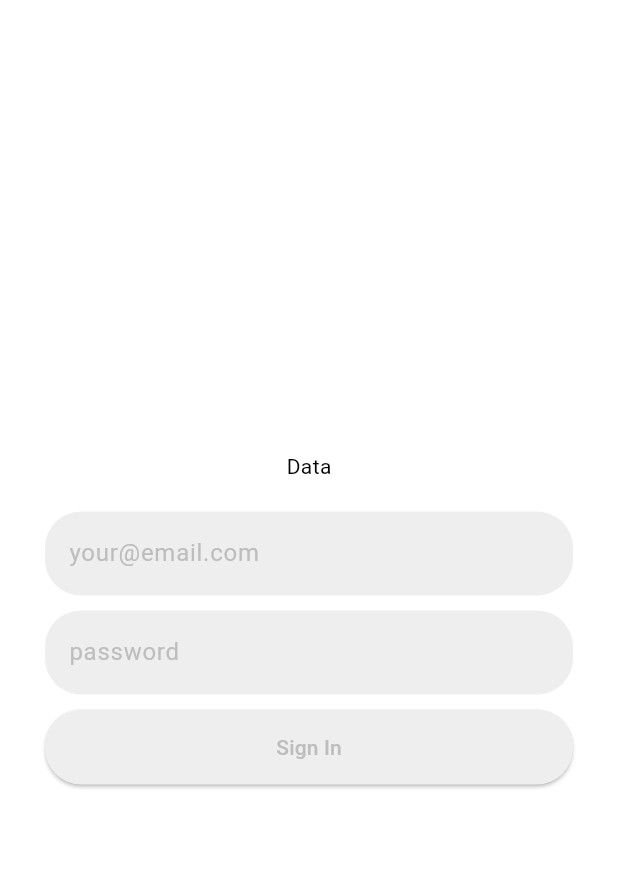
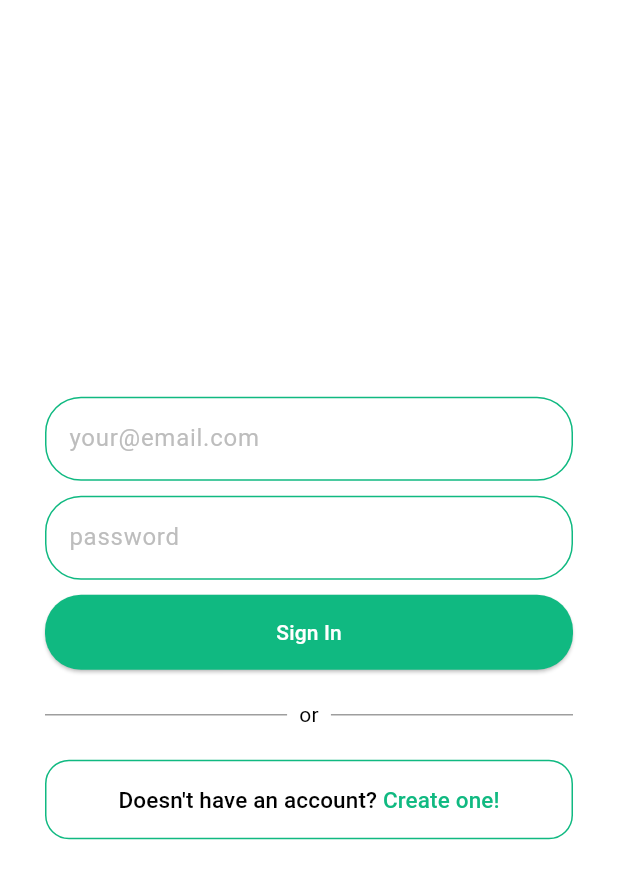
Before and after one commit to VitorFranciscoDev/currency-converter-app, a Flutter app: the screen it shows after launch, on a phone screen of 412 x 824 dp. Shown: the top 879 px of the screen. Run offline on Flutter 3.47's test engine with Material 3 defaults, Android fonts, the phone set to English and light mode, and no system bars; our stand-ins replace shared_preferences, sqflite; accounts and stored records are empty.

Commit message:
feat: login and register screens done

```diff
--- /dev/null
+++ b/lib/core/constants/default.dart
@@ -0,0 +1,10 @@
+import 'package:flutter/material.dart';
+
+// Defaults for Theme and Language
+class Default {
+  // Default Locale
+  static const Locale defaultLocale = Locale('en', 'US');
+
+  // Default Theme Mode
+  static const ThemeMode defaultThemeMode = ThemeMode.light;
+}
--- a/lib/core/intl/intl_state.dart
+++ b/lib/core/intl/intl_state.dart
@@ -1,20 +1,17 @@
+import 'package:currency_converter/core/constants/default.dart';
 import 'package:currency_converter/core/constants/shared_preferences_keys.dart';
 import 'package:flutter/material.dart';
 import 'package:shared_preferences/shared_preferences.dart';
 
 // Provider to manage the Internalization of the Application
 class IntlProvider extends ChangeNotifier {
-
   // Contructor (Load Intl Data)
   IntlProvider() {
     _initializeLanguage();
   }
 
-  // Default Locale (English)
-  static const Locale _defaultLocale = Locale('en', 'US');
-
   // Current Locale
-  Locale _currentLocale = _defaultLocale;
+  Locale _currentLocale = Default.defaultLocale;
   Locale get currentLocale => _currentLocale;
 
   // Is Initialized Boolean
@@ -25,50 +22,16 @@ class IntlProvider extends ChangeNotifier {
   bool _isLoading = false;
   bool get isLoading => _isLoading;
 
-  // Supported Locales by the Application
-  List<Locale> get supportedLocales => const [
-    Locale('en', 'US'),
-    Locale('pt', 'BR'),
-    Locale('es', 'ES'),
-  ];
-
-  // Supported Locales Codes
-  List<String> get supportedLanguageCodes => ['en', 'pt', 'es'];
-
-  // Current Language Code Getter
-  String get currentLanguageCode {
-    return _currentLocale.languageCode;
-  }
-
-  // Getter to Name of Current Language
-  String get currentLanguageName {
-    switch (_currentLocale.languageCode) {
-      case 'en':
-        return 'English';
-      case 'pt':
-        return 'Português';
-      case 'es':
-        return 'Español';
-      default:
-        return 'English';
-    }
-  }
-
-  // bool to Language Supported
-  bool isLanguageSupported(String languageCode) {
-    return supportedLanguageCodes.contains(languageCode);
-  }
-
   // Initializes the Language
   Future<void> _initializeLanguage() async {
     _setInitialized(true);
 
     try {
       final savedLocale = await _loadLocaleFromStorage();
-      _setLocale(savedLocale ?? _defaultLocale);
+      _setLocale(savedLocale ?? Default.defaultLocale);
     } catch (error) {
       debugPrint('Error loading language: $error');
-      _setLocale(_defaultLocale);
+      _setLocale(Default.defaultLocale);
     } finally {
       _setInitialized(false);
     }
@@ -94,10 +57,6 @@ class IntlProvider extends ChangeNotifier {
 
   // Change Language
   Future<void> changeLanguage(String languageCode) async {
-    if (!isLanguageSupported(languageCode)) {
-      throw Exception("Unsupported Language.");
-    }
-
     if (_currentLocale.languageCode == languageCode) {
       return;
     }
@@ -142,7 +101,7 @@ class IntlProvider extends ChangeNotifier {
       case 'es':
         return const Locale('es', 'ES');
       default:
-        return _defaultLocale;
+        return Default.defaultLocale;
     }
   }
 }
--- a/lib/core/theme/theme.dart
+++ b/lib/core/theme/theme.dart
@@ -3,9 +3,9 @@ import 'package:flutter/material.dart';
 final lightTheme = ThemeData(
   brightness: Brightness.light,
   colorScheme: ColorScheme.light(
-    primary: const Color(0xFF2196F3),
+    primary: const Color(0xFF10B981),
     secondary: const Color(0xFF03A9F4),
-    background: const Color(0xFFFFFFFF),
+    background: Colors.white,
   ),
 );
 
--- a/lib/domain/entities/user.dart
+++ b/lib/domain/entities/user.dart
@@ -1,9 +1,12 @@
+// User's Entitie
 class User {
+  // Attributes
   final int? id;
   final String name;
   final String email;
   final String password;
 
+  // Constructor
   const User({
     this.id,
     required this.name,
@@ -11,6 +14,7 @@ class User {
     required this.password,
   });
 
+  // User's Copy
   User copyWith({
     int? id,
     String? name,
@@ -25,10 +29,7 @@ class User {
     );
   }
 
-  bool get isNew => id == null;
-
-  bool get isExisting => id != null;
-
+  // Override to Compare Objects
   @override
   bool operator ==(Object other) {
     if (identical(this, other)) return true;
@@ -40,6 +41,7 @@ class User {
       other.password == password;
   }
 
+  // Override to Compare Objects
   @override
   int get hashCode {
     return id.hashCode ^
@@ -48,6 +50,7 @@ class User {
       password.hashCode;
   }
 
+  // Debug Print
   @override
   String toString() {
     return 'User(id: $id, name: $name, email: $email)';
--- a/lib/domain/repositories/auth_repository.dart
+++ b/lib/domain/repositories/auth_repository.dart
@@ -1,8 +1,12 @@
 import 'package:currency_converter/domain/entities/user.dart';
 
+// Auth Contracts
 abstract class AuthRepository {
+  // User's Query
   Future<User?> login(String email, String password);
   Future<User?> getUserByEmail(String email);
+
+  // DDL commands
   Future<int> addUser(User user);
   Future<int> deleteUser(int? id);
   Future<int> updateUser(User user);
--- a/lib/domain/repositories/currency_repository.dart
+++ b/lib/domain/repositories/currency_repository.dart
@@ -1,5 +1,6 @@
 import 'package:currency_converter/domain/entities/currency.dart';
 
+// Currency Contracts
 abstract class CurrencyRepository {
   Future<List<Currency>> getCurrency();
   Future<Currency?> getCurrencyByBase(String baseCurrency);
--- a/lib/infrastructure/database/users_table.dart
+++ b/lib/infrastructure/database/users_table.dart
@@ -1,5 +1,6 @@
 import 'package:sqflite/sqflite.dart';
 
+// Users Table in SQLite DB
 class UsersTable {
   static Future<void> createTable(Database db) async {
     await db.execute('''
--- a/lib/infrastructure/models/currency_model.dart
+++ b/lib/infrastructure/models/currency_model.dart
@@ -1,11 +1,14 @@
 import 'package:currency_converter/domain/entities/currency.dart';
 
+// Currency's Model
 class CurrencyModel extends Currency {
+  // Constructor
   const CurrencyModel({
     required super.base,
     required super.rates,
   });
 
+  // Json => Currency
   factory CurrencyModel.fromJson(Map<String, dynamic> json) {
     return CurrencyModel(
       base: json['base'],
--- a/lib/infrastructure/models/user_model.dart
+++ b/lib/infrastructure/models/user_model.dart
@@ -1,5 +1,6 @@
 import 'package:currency_converter/domain/entities/user.dart';
 
+// User's Model
 class UserModel extends User {
   const UserModel({
     required super.id,
@@ -8,6 +9,7 @@ class UserModel extends User {
     required super.password
   });
 
+  // User => Json
   Map<String, dynamic> toJson() {
     return {
       'id': id,
@@ -17,6 +19,7 @@ class UserModel extends User {
     };
   }
 
+  // Json => User
   factory UserModel.fromJson(Map<String, dynamic> json) {
     return UserModel(
       id: json['id'],
--- a/lib/infrastructure/presentation/auth/login_screen.dart
+++ b/lib/infrastructure/presentation/auth/login_screen.dart
@@ -1,6 +1,9 @@
 import 'package:currency_converter/infrastructure/presentation/auth/auth_state.dart';
+import 'package:currency_converter/infrastructure/presentation/auth/register_screen.dart';
 import 'package:currency_converter/infrastructure/presentation/widgets/app.dart';
+import 'package:currency_converter/infrastructure/presentation/widgets/divider_widget.dart';
 import 'package:currency_converter/infrastructure/presentation/widgets/elevated_button_widget.dart';
+import 'package:currency_converter/infrastructure/presentation/widgets/outlined_button_widget.dart';
 import 'package:currency_converter/infrastructure/presentation/widgets/text_field_widget.dart';
 import 'package:flutter/material.dart';
 import 'package:provider/provider.dart';
@@ -65,17 +68,15 @@ class _LoginScreenState extends State<LoginScreen> {
 
   @override
   Widget build(BuildContext context) {
+    final theme = Theme.of(context);
+
     return Scaffold(
+      backgroundColor: theme.colorScheme.background,
       body: Padding(
         padding: const EdgeInsetsGeometry.symmetric(horizontal: 30),
         child: Column(
           mainAxisAlignment: MainAxisAlignment.center,
           children: [
-            // Logo
-            Text("Data"),
-
-            const SizedBox(height: 20),
-
             // Email
             TextFieldWidget(
               controller: _controllerEmail,
@@ -97,6 +98,21 @@ class _LoginScreenState extends State<LoginScreen> {
               function: () => _login(),
               text: "Sign In",
             ),
+
+            const SizedBox(height: 20),
+
+            DividerWidget(),
+
+            const SizedBox(height: 20),
+
+            OutlinedButtonWidget(
+              function: () {
+                Navigator.push(context, MaterialPageRoute(builder: (context) => RegisterScreen()));
+                _clearFields();
+              },
+              message1: "Doesn't have an account? ",
+              message2: "Create one!",
+            ),
           ],
         ),
       ),
--- /dev/null
+++ b/lib/infrastructure/presentation/widgets/divider_widget.dart
@@ -0,0 +1,18 @@
+import 'package:flutter/material.dart';
+
+class DividerWidget extends StatelessWidget {
+  const DividerWidget({super.key});
+
+  @override
+  Widget build(BuildContext context) {
+    return Row(
+      children: [
+        Expanded(child: Divider(color: Colors.grey)),
+        const SizedBox(width: 8),
+        const Text("or"),
+        const SizedBox(width: 8),
+        Expanded(child: Divider(color: Colors.grey)),
+      ],
+    );
+  }
+}
--- a/lib/infrastructure/presentation/widgets/elevated_button_widget.dart
+++ b/lib/infrastructure/presentation/widgets/elevated_button_widget.dart
@@ -11,6 +11,8 @@ class ElevatedButtonWidget extends StatelessWidget {
 
   @override
   Widget build(BuildContext context) {
+    final theme = Theme.of(context);
+
     return ElevatedButton(
       onPressed: () => function(),
       style: ElevatedButton.styleFrom(
@@ -18,8 +20,8 @@ class ElevatedButtonWidget extends StatelessWidget {
         shape: RoundedRectangleBorder(
           borderRadius: BorderRadiusGeometry.circular(24),
         ),
-        backgroundColor: Colors.grey[200],
-        foregroundColor: Colors.grey[400]
+        backgroundColor: theme.colorScheme.primary,
+        foregroundColor: theme.colorScheme.background,
       ),
       child: Text(text),
     );
--- /dev/null
+++ b/lib/infrastructure/presentation/widgets/outlined_button_widget.dart
@@ -0,0 +1,46 @@
+import 'package:flutter/material.dart';
+
+class OutlinedButtonWidget extends StatelessWidget {
+  const OutlinedButtonWidget({ super.key, required this.function, required this.message1, required this.message2 });
+  final VoidCallback function;
+  final String message1;
+  final String message2;
+
+  @override
+  Widget build(BuildContext context) {
+    final theme = Theme.of(context);
+
+    return OutlinedButton(
+      onPressed: () => function(),
+      style: OutlinedButton.styleFrom(
+        padding: const EdgeInsets.symmetric(vertical: 16),
+        shape: RoundedRectangleBorder(
+          borderRadius: BorderRadius.circular(16),
+        ),
+        side: BorderSide(
+          color: theme.colorScheme.primary,
+        ),
+      ),
+      child: Row(
+        mainAxisAlignment: MainAxisAlignment.center,
+        children: [
+          Text(
+            message1,
+            style: TextStyle(
+              color: Colors.black,
+              fontSize: 15,
+            ),
+          ),
+          Text(
+            message2,
+            style: TextStyle(
+              color: theme.colorScheme.primary,
+              fontSize: 15,
+              fontWeight: FontWeight.w500,
+            ),
+          ),
+        ],
+      ),
+    );
+  }
+}
--- a/lib/infrastructure/presentation/widgets/text_field_widget.dart
+++ b/lib/infrastructure/presentation/widgets/text_field_widget.dart
@@ -22,11 +22,13 @@ class TextFieldWidget extends StatefulWidget {
 class _TextFieldWidgetState extends State<TextFieldWidget> {
   @override
   Widget build(BuildContext context) {
+    final theme = Theme.of(context);
+
     return TextField(
       controller: widget.controller,
       decoration: InputDecoration(
         filled: true,
-        fillColor: Colors.grey[200],
+        fillColor: theme.colorScheme.background,
         hintText: widget.hint,
         hintStyle: TextStyle(
           color: Colors.grey[400],
@@ -34,19 +36,27 @@ class _TextFieldWidgetState extends State<TextFieldWidget> {
         errorText: widget.error,
         enabledBorder: OutlineInputBorder(
           borderRadius: BorderRadius.circular(24),
-          borderSide: BorderSide.none,
+          borderSide: BorderSide(
+            color: theme.colorScheme.primary,
+          ),
         ),
         focusedBorder: OutlineInputBorder(
           borderRadius: BorderRadius.circular(24),
-          borderSide: BorderSide.none,
+          borderSide: BorderSide(
+            color: theme.colorScheme.primary,
+          ),
         ),
         errorBorder: OutlineInputBorder(
           borderRadius: BorderRadius.circular(24),
-          borderSide: BorderSide.none,
+          borderSide: BorderSide(
+            color: theme.colorScheme.primary,
+          ),
         ),
         focusedErrorBorder: OutlineInputBorder(
           borderRadius: BorderRadius.circular(24),
-          borderSide: BorderSide.none,
+          borderSide: BorderSide(
+            color: theme.colorScheme.primary,
+          ),
         ),
       ),
     );
```
Also changed, not shown: lib/core/theme/theme_state.dart (+20 -52 lines), lib/domain/entities/currency.dart (+9 -31 lines), lib/infrastructure/database/database.dart (+8 -53 lines), lib/infrastructure/presentation/auth/register_screen.dart (+18 -5 lines), lib/infrastructure/repositories/auth_repository_impl.dart (+198 -31 lines). Lines whose indentation alone changed are shown as unchanged.
